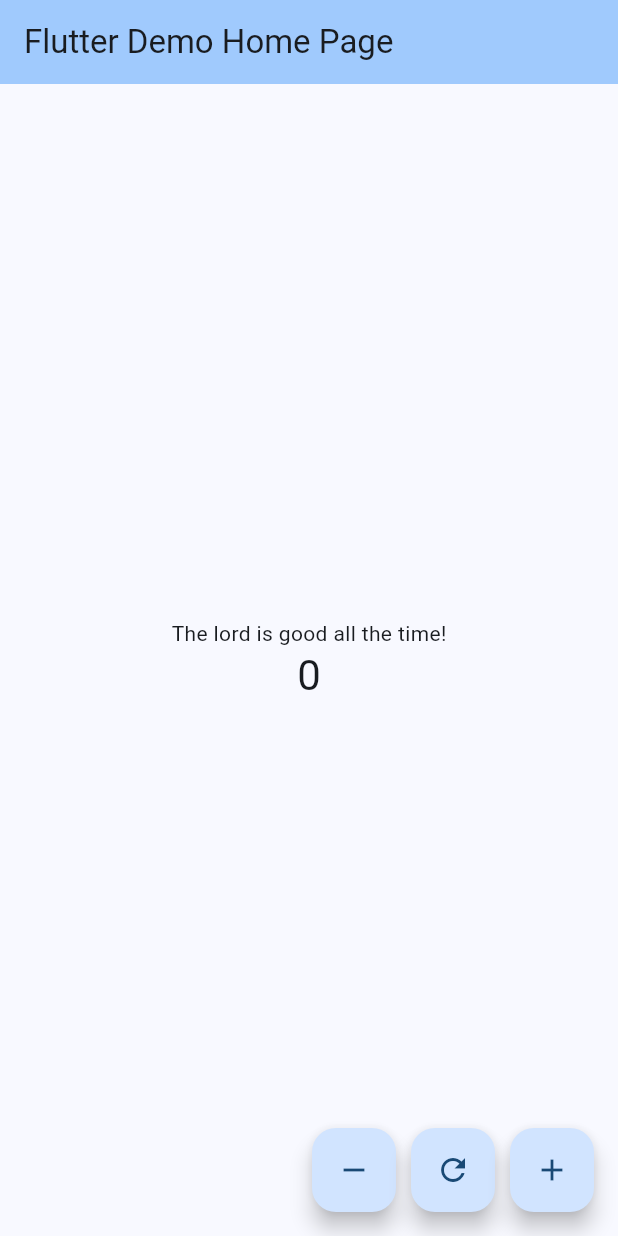
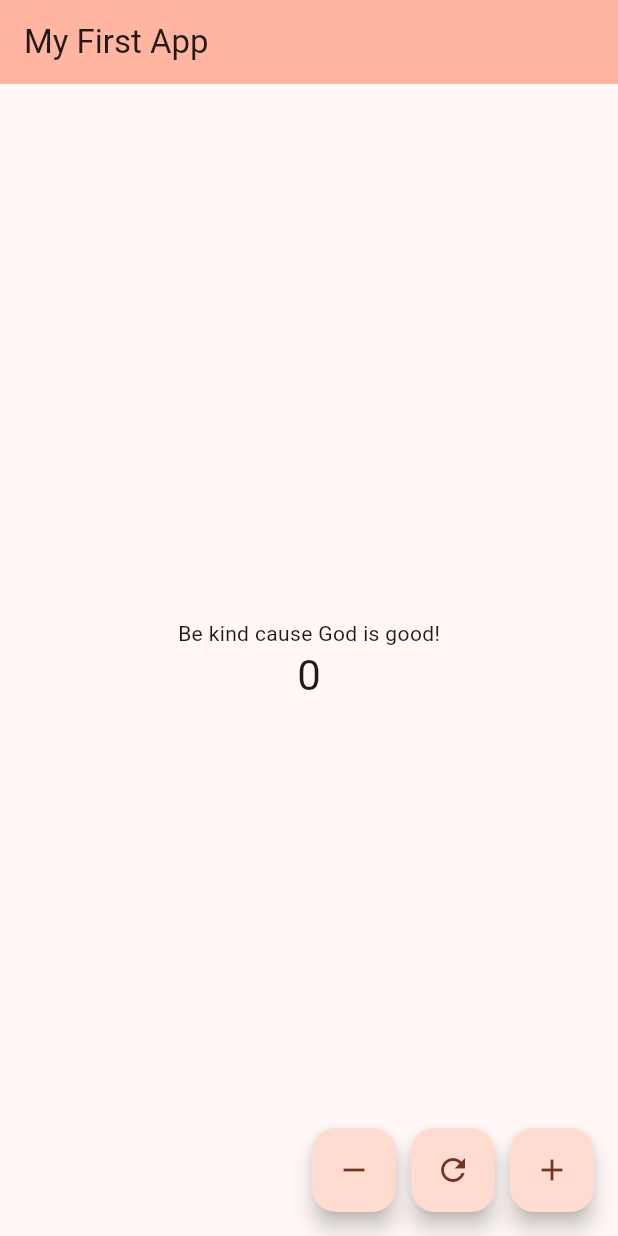
Before and after one commit to wandyisoh-prog/My-first-mobile-app, a Flutter app: the screen it shows after launch, on a phone screen of 412 x 824 dp. Run offline on Flutter 3.47's test engine with Material 3 defaults, Android fonts, the phone set to English and light mode, and no system bars; our stand-ins replace material_ui.

Commit message:
Add greeting, theme and width

```diff
--- a/lib/main.dart
+++ b/lib/main.dart
@@ -10,11 +10,11 @@ class MyApp extends StatelessWidget {
   @override
   Widget build(BuildContext context) {
     return MaterialApp(
-      title: 'Flutter Demo',
+      title: 'My First App',
       theme: ThemeData(
-        colorScheme: ColorScheme.fromSeed(seedColor: Colors.blue),
+        colorScheme: ColorScheme.fromSeed(seedColor: Colors.deepOrangeAccent),
       ),
-      home: const MyHomePage(title: 'Flutter Demo Home Page'),
+      home: const MyHomePage(title: 'My First App'),
     );
   }
 }
@@ -51,6 +51,9 @@ class _MyHomePageState extends State<MyHomePage> {
 
   @override
   Widget build(BuildContext context) {
+    final width = MediaQuery.of(context).size.width;
+    debugPrint('Screen width: $width dp');
+
     return Scaffold(
       appBar: AppBar(
         backgroundColor: Theme.of(context).colorScheme.inversePrimary,
@@ -60,7 +63,7 @@ class _MyHomePageState extends State<MyHomePage> {
         child: Column(
           mainAxisAlignment: MainAxisAlignment.center,
           children: [
-            const Text('The lord is good all the time!'),
+            const Text('Be kind cause God is good!'),
             Text(
               '$_counter',
               style: Theme.of(context).textTheme.headlineMedium,
```
